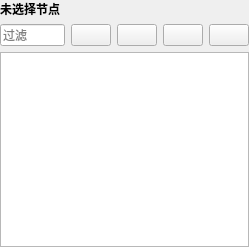
This is miniSlicer/Slicer/Modules/Loadable/Segmentations/Widgets/Resources/UI/qMRMLSegmentsTableView.ui in jiaqiwang969/Slicer as Qt 5 draws it before an edit. The edited form follows.
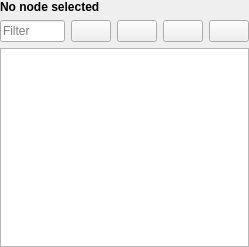
This is the edited form. Icons and pictures are not drawn. Custom widgets are drawn as their Qt base class.

The edit to the form file:
```diff
--- a/miniSlicer/Slicer/Modules/Loadable/Segmentations/Widgets/Resources/UI/qMRMLSegmentsTableView.ui
+++ b/miniSlicer/Slicer/Modules/Loadable/Segmentations/Widgets/Resources/UI/qMRMLSegmentsTableView.ui
@@ -46,7 +46,7 @@
       </font>
      </property>
      <property name="text">
-      <string>未选择节点</string>
+      <string>No node selected</string>
      </property>
     </widget>
    </item>
@@ -111,7 +111,7 @@
       <item>
        <widget class="ctkSearchBox" name="FilterLineEdit">
         <property name="placeholderText">
-         <string>过滤</string>
+         <string>Filter</string>
         </property>
         <property name="showSearchIcon">
          <bool>true</bool>
```
Left out of the diff: 23 changed lines with no effect on the pictures.
